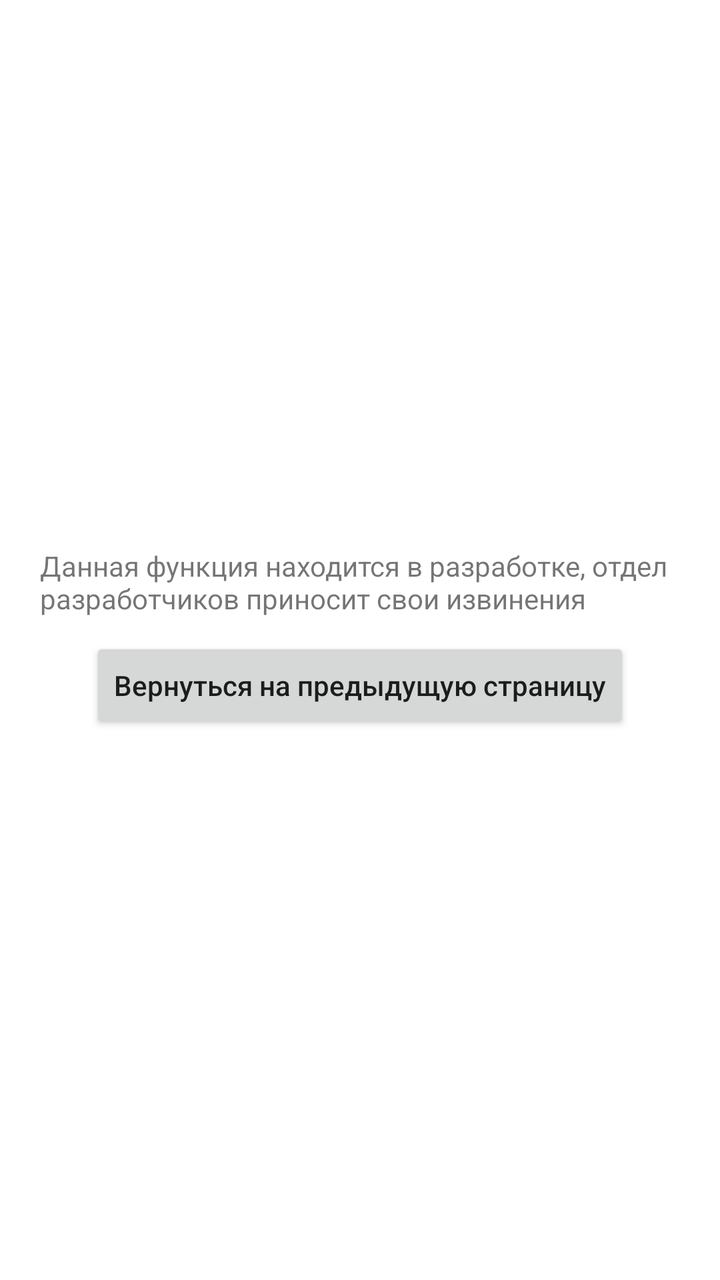
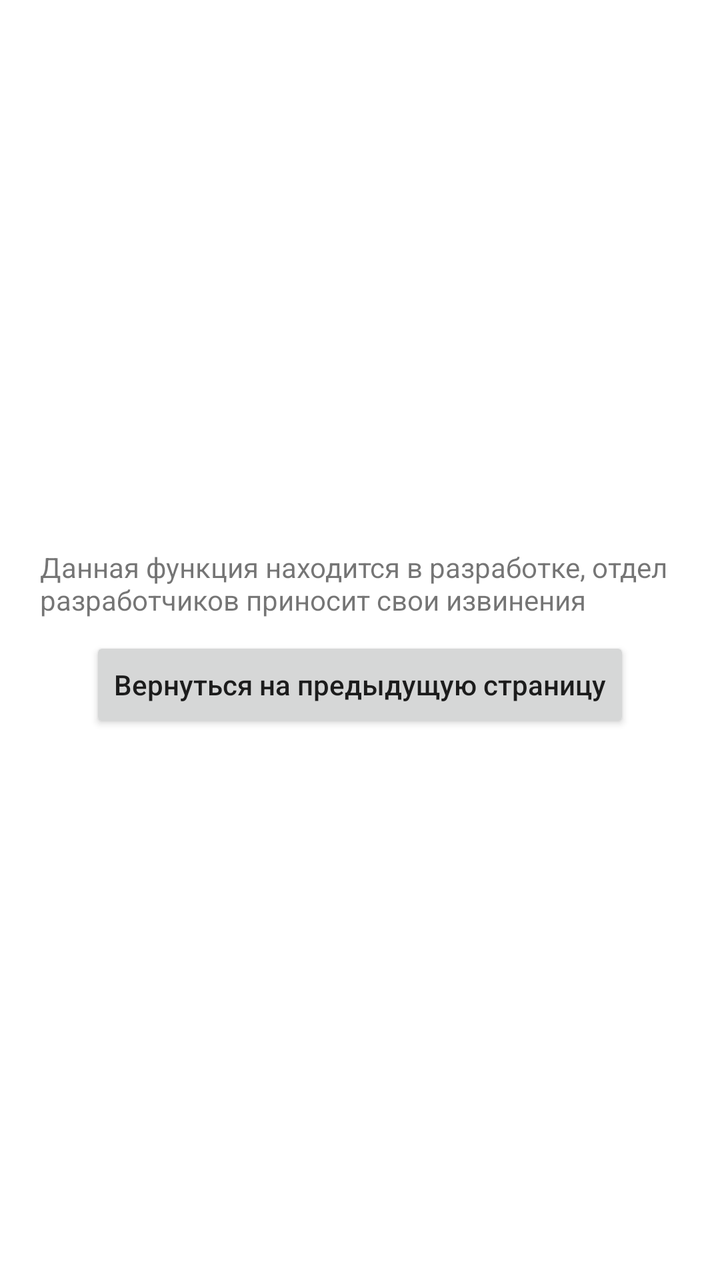

Compare the two renders of this Android layout. The source of the first and the diff that turns it into the second are given below.
<!-- AndroidManifest.xml: application theme Theme.Practic -->
<!-- res/layout/fragment_search.xml -->
<?xml version="1.0" encoding="utf-8"?>
<androidx.constraintlayout.widget.ConstraintLayout xmlns:android="http://schemas.android.com/apk/res/android"
    xmlns:app="http://schemas.android.com/apk/res-auto"
    xmlns:tools="http://schemas.android.com/tools"
    android:layout_width="match_parent"
    android:layout_height="match_parent"
    tools:context=".ui.search.SearchFragment">

    <LinearLayout
        android:layout_width="match_parent"
        android:layout_height="wrap_content"
        android:gravity="center_horizontal"
        android:orientation="vertical"
        app:layout_constraintBottom_toBottomOf="parent"
        app:layout_constraintEnd_toEndOf="parent"
        app:layout_constraintStart_toStartOf="parent"
        app:layout_constraintTop_toTopOf="parent">

        <TextView
            android:id="@+id/textView4"
            android:layout_width="match_parent"
            android:layout_height="wrap_content"
            android:layout_marginHorizontal="20dp"
            android:text="Данная функция находится в разработке, отдел разработчиков приносит свои извинения"
            android:textAlignment="center" />

        <Button
            android:id="@+id/button"
            android:layout_width="wrap_content"
            android:layout_height="wrap_content"
            android:layout_marginTop="10dp"
            android:text="Вернуться на предыдущую страницу"
            android:textAllCaps="false" />
    </LinearLayout>
</androidx.constraintlayout.widget.ConstraintLayout>
<!-- resources referenced by this layout -->
<resources>
  <style name="Theme.Practic" parent="Theme.MaterialComponents.DayNight.NoActionBar">
          
          <item name="colorPrimary">@color/active_color</item>
          
          <item name="colorOnSecondary">@color/black</item>
          
          <item name="android:statusBarColor">?attr/colorPrimaryVariant</item>
          
          <item name="android:windowLightStatusBar">true</item>
      </style>
  <color name="active_color">#61BFAD</color>
  <color name="black">#FF000000</color>
</resources>

<!-- the commit's change to res/layout/fragment_search.xml (unified diff, before → after) -->
@@ -28,7 +28,7 @@
             android:id="@+id/button"
             android:layout_width="wrap_content"
             android:layout_height="wrap_content"
-            android:layout_marginTop="10dp"
+            android:layout_marginTop="9dp"
             android:text="Вернуться на предыдущую страницу"
             android:textAllCaps="false" />
     </LinearLayout>
